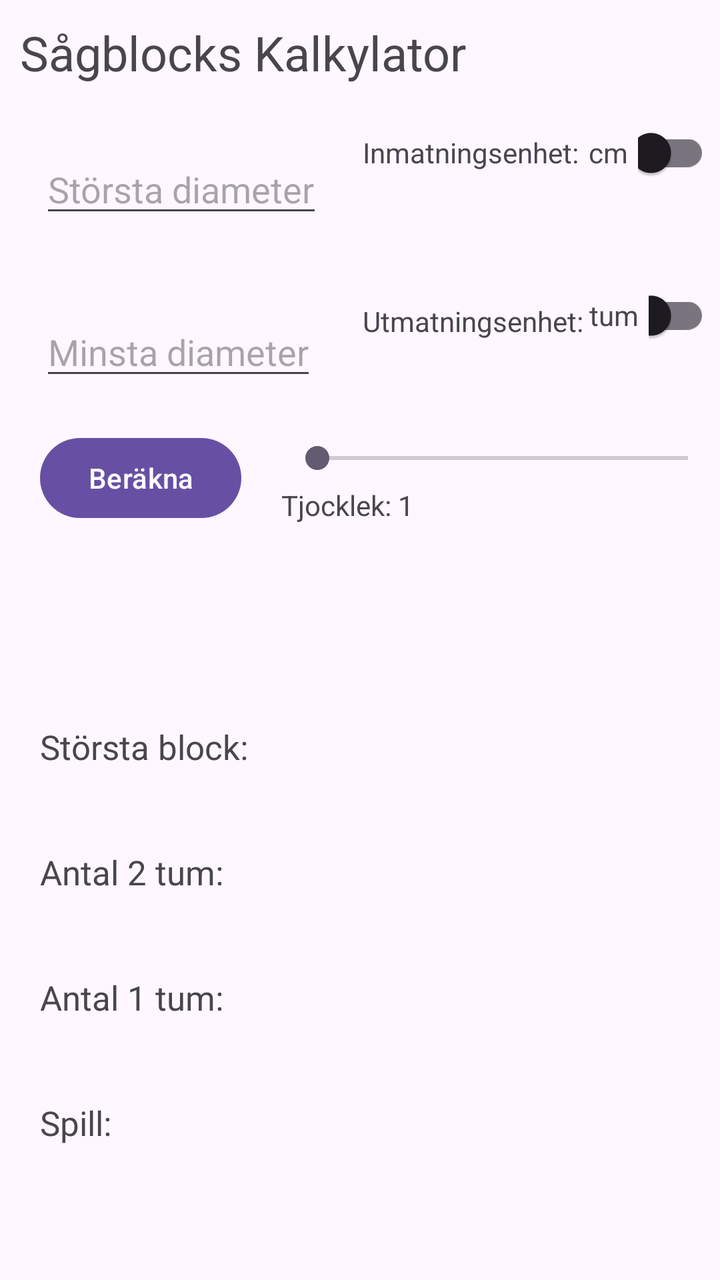
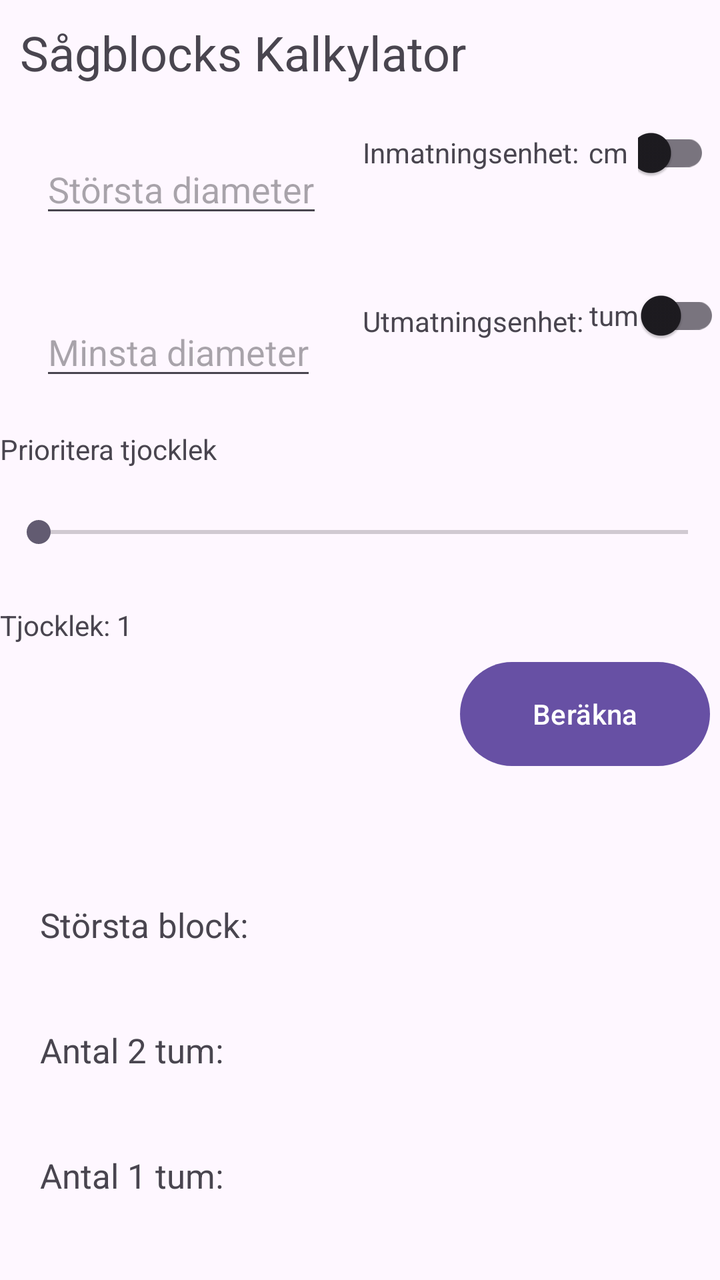

The first picture is an Android layout as it rendered before a commit; the second is the same layout after the commit. The layout source and the unified diff follow.
<!-- AndroidManifest.xml: application theme Theme.LogCalculator -->
<!-- res/layout/activity_main.xml -->
<?xml version="1.0" encoding="utf-8"?>
<LinearLayout
        xmlns:android="http://schemas.android.com/apk/res/android"
        xmlns:tools="http://schemas.android.com/tools"
        xmlns:app="http://schemas.android.com/apk/res-auto"
        android:id="@+id/main"
        android:layout_width="match_parent"
        android:layout_height="match_parent"
        android:orientation="vertical"
        tools:context=".MainActivity"

>

    <TextView
            android:layout_width="match_parent"
            android:layout_height="wrap_content"
            android:text="Sågblocks Kalkylator"
            app:layout_constraintBottom_toBottomOf="parent"
            app:layout_constraintStart_toStartOf="parent"
            app:layout_constraintEnd_toEndOf="parent"
            app:layout_constraintTop_toTopOf="parent" app:layout_constraintVertical_bias="0.049"
            android:textSize="24sp"
            android:layout_margin="10dp"
    />
    <LinearLayout
            android:orientation="horizontal"
            android:layout_width="match_parent"
            android:layout_height="wrap_content"
    >

        <EditText android:layout_width="wrap_content"
                  android:layout_height="wrap_content"
                  android:id="@+id/big_input"
                  android:hint="Största diameter"
                  android:layout_margin="20dp"
        />
        <TextView android:layout_width="wrap_content"
                  android:layout_height="wrap_content"
                  android:text="@string/inmatningsenhet"
                  android:layout_marginEnd="5dp"
        >

        </TextView>
        <TextView android:layout_width="wrap_content"
                  android:layout_height="wrap_content"
                  android:text="@string/cm"
                  android:id="@+id/inputUnit"
        >

        </TextView>
        <androidx.appcompat.widget.SwitchCompat
                android:layout_width="0dp"
                android:layout_height="wrap_content"
                android:id="@+id/input_switch"
                android:layout_weight="1"
                android:layout_margin="5dp"
                android:layout_gravity="end"

        />
    </LinearLayout>

    <LinearLayout android:layout_width="match_parent"
                  android:layout_height="wrap_content"
                  android:orientation="horizontal"
    >

        <EditText android:layout_width="wrap_content"
                  android:layout_height="wrap_content"
                  android:id="@+id/small_input"
                  android:hint="Minsta diameter"
                  android:layout_margin="20dp"
        />

        <TextView android:layout_width="wrap_content"
                  android:layout_height="wrap_content"
                  android:text="@string/utmatningsenhet"
                  android:layout_margin="3dp"
        >
        </TextView>

        <TextView android:layout_width="wrap_content"
                  android:layout_height="wrap_content"
                  android:text="@string/tum"
                  android:id="@+id/outputUnit"
        >
        </TextView>

        <androidx.appcompat.widget.SwitchCompat
                android:layout_width="0dp"
                android:layout_height="wrap_content"
                android:id="@+id/output_switch"
                android:layout_weight="1"
                android:layout_margin="5dp"
                android:layout_gravity="end"

        />

    </LinearLayout>

    <LinearLayout android:layout_width="match_parent"
                  android:layout_height="wrap_content"
                  android:orientation="horizontal"
    >


        <Button android:layout_width="wrap_content"
                android:layout_height="wrap_content"
                android:layout_margin="20dp"
                android:layout_gravity="end"
                android:id="@+id/calculateLog"
                android:text="@string/calc"
        />
        <LinearLayout android:layout_width="match_parent"
                      android:layout_height="wrap_content"
                      android:orientation="vertical"
        >
            <SeekBar
                    android:layout_width="match_parent"
                    android:layout_height="0dp"
                    android:id="@+id/thickness_bar"
                    android:layout_weight="1"
                    android:layout_marginTop="5dp"
                    android:progress="1"

            />
            <TextView android:layout_width="match_parent"
                      android:layout_height="wrap_content"
                      android:layout_marginTop="5dp"
                      android:id="@+id/selected_thickness"
                      android:text="@string/selected_thickness"
            >

            </TextView>

        </LinearLayout>


    </LinearLayout>

    <TextView android:layout_width="wrap_content"
              android:layout_height="wrap_content"
              android:layout_margin="10dp"
              android:id="@+id/textinput_error"
    />

    <TextView android:layout_width="wrap_content"
              android:layout_height="wrap_content"
              android:layout_margin="20dp"
              android:id="@+id/result"
              android:text="Största block: "
              android:textSize="17sp"
    />
    <TextView android:layout_width="wrap_content"
              android:layout_height="wrap_content"
              android:layout_margin="20dp"
              android:id="@+id/twoInch"
              android:text="Antal 2 tum: "
              android:textSize="17sp"

    />
    <TextView android:layout_width="wrap_content"
              android:layout_height="wrap_content"
              android:layout_margin="20dp"
              android:id="@+id/oneInch"
              android:text="Antal 1 tum: "
              android:textSize="17sp"

    />
    <TextView android:layout_width="wrap_content"
              android:layout_height="wrap_content"
              android:layout_margin="20dp"
              android:id="@+id/spill"
              android:text="Spill: "
              android:textSize="17sp"

    />


</LinearLayout>
<!-- resources referenced by this layout -->
<resources>
  <string name="calc">Beräkna</string>
  <string name="cm">cm</string>
  <string name="inmatningsenhet">Inmatningsenhet:</string>
  <string name="selected_thickness">Tjocklek: 1</string>
  <string name="tum">tum</string>
  <string name="utmatningsenhet">Utmatningsenhet:</string>
  <style name="Theme.LogCalculator" parent="Base.Theme.LogCalculator" />
  <style name="Base.Theme.LogCalculator" parent="Theme.Material3.DayNight.NoActionBar">
          
          
      </style>
</resources>

<!-- the commit's change to res/layout/activity_main.xml (unified diff, before → after) -->
@@ -77,7 +77,6 @@
                   android:layout_margin="3dp"
         >
         </TextView>
-
         <TextView android:layout_width="wrap_content"
                   android:layout_height="wrap_content"
                   android:text="@string/tum"
@@ -90,7 +89,7 @@
                 android:layout_height="wrap_content"
                 android:id="@+id/output_switch"
                 android:layout_weight="1"
-                android:layout_margin="5dp"
+                android:layout_marginTop="5dp"
                 android:layout_gravity="end"
 
         />
@@ -103,23 +102,23 @@
     >
 
 
-        <Button android:layout_width="wrap_content"
-                android:layout_height="wrap_content"
-                android:layout_margin="20dp"
-                android:layout_gravity="end"
-                android:id="@+id/calculateLog"
-                android:text="@string/calc"
-        />
         <LinearLayout android:layout_width="match_parent"
                       android:layout_height="wrap_content"
                       android:orientation="vertical"
         >
+            <TextView android:layout_width="match_parent"
+                      android:layout_height="wrap_content"
+                      android:text="Prioritera tjocklek"
+            >
+
+            </TextView>
             <SeekBar
                     android:layout_width="match_parent"
-                    android:layout_height="0dp"
+                    android:layout_height="40sp"
                     android:id="@+id/thickness_bar"
                     android:layout_weight="1"
-                    android:layout_marginTop="5dp"
+                    android:layout_marginTop="12dp"
+                    android:layout_marginBottom="12dp"
                     android:progress="1"
 
             />
@@ -133,10 +132,14 @@
             </TextView>
 
         </LinearLayout>
-
-
     </LinearLayout>
-
+    <Button android:layout_width="125dp"
+            android:layout_height="60dp"
+            android:layout_margin="5dp"
+            android:layout_gravity="right"
+            android:id="@+id/calculateLog"
+            android:text="@string/calc"
+    />
     <TextView android:layout_width="wrap_content"
               android:layout_height="wrap_content"
               android:layout_margin="10dp"
